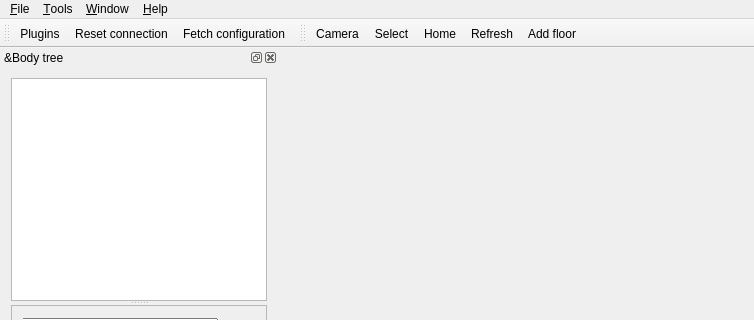
This is include/hpp/gui/ui/mainwindow.ui in humanoid-path-planner/hpp-gui as Qt 5 draws it before an edit; both pictures show x 0 to 754 and y 0 to 320 of the 754 by 728 pixel window. The edited form follows.
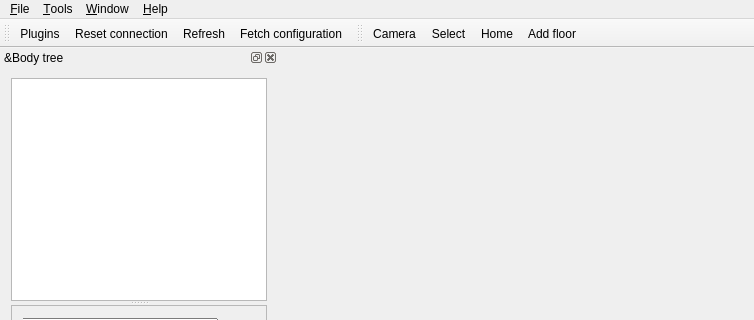
This is the edited form. Icons and pictures are not drawn. Custom widgets are drawn as their Qt base class.

```diff
--- a/include/hpp/gui/ui/mainwindow.ui
+++ b/include/hpp/gui/ui/mainwindow.ui
@@ -97,6 +97,7 @@
    </attribute>
    <addaction name="actionPlugins"/>
    <addaction name="actionReconnect"/>
+   <addaction name="actionRefresh"/>
    <addaction name="actionFetch_configuration"/>
   </widget>
   <widget class="QStatusBar" name="statusBar"/>
@@ -199,7 +200,6 @@
    <addaction name="actionCamera_control_mode"/>
    <addaction name="actionSelection"/>
    <addaction name="actionHome"/>
-   <addaction name="actionRefresh"/>
    <addaction name="actionAdd_floor"/>
   </widget>
   <widget class="QDockWidget" name="dockWidget_log">
```
Left out of the diff: 11 changed lines with no effect on the pictures.
